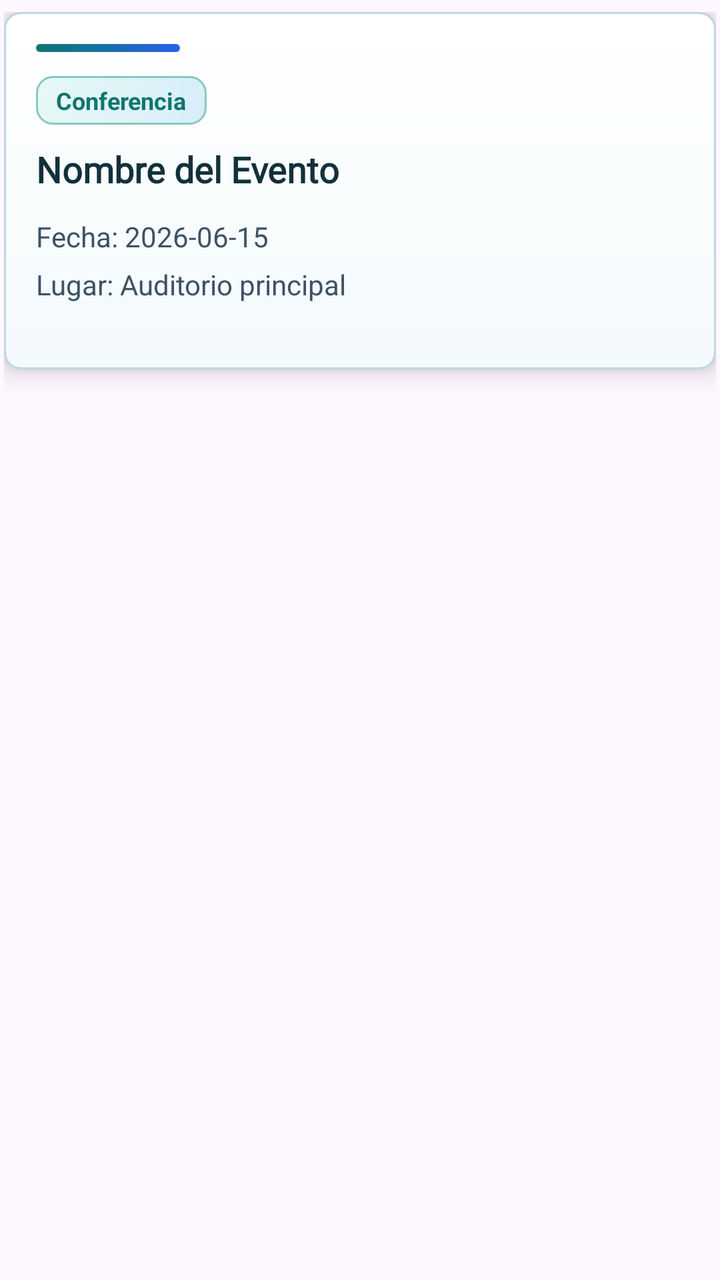
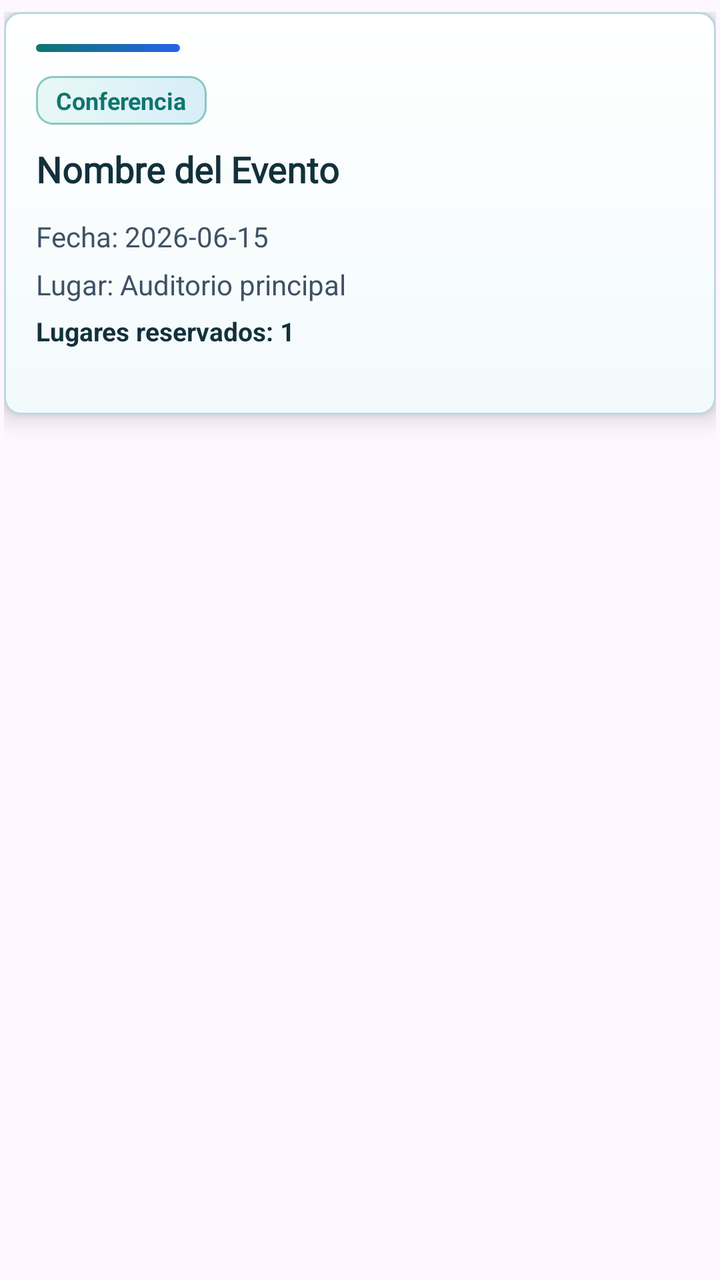

Screens rendered from an Android XML layout before and after an edit, with the pre-edit source and the edit as a unified diff.
<!-- AndroidManifest.xml: application theme Theme.AppJuan803 -->
<!-- res/layout/item_reservacion.xml -->
<?xml version="1.0" encoding="utf-8"?>
<LinearLayout xmlns:android="http://schemas.android.com/apk/res/android"
    xmlns:app="http://schemas.android.com/apk/res-auto"
    android:layout_width="match_parent"
    android:layout_height="wrap_content"
    android:orientation="vertical"
    android:paddingStart="2dp"
    android:paddingEnd="2dp"
    android:paddingTop="6dp"
    android:paddingBottom="6dp">

    <com.google.android.material.card.MaterialCardView
        android:id="@+id/cardView"
        android:layout_width="match_parent"
        android:layout_height="wrap_content"
        app:cardCornerRadius="8dp"
        app:cardElevation="7dp"
        app:cardBackgroundColor="#FFFFFFFF"
        app:strokeColor="#BFD6E4"
        app:strokeWidth="1dp"
        android:clickable="true"
        android:focusable="true"
        android:foreground="?attr/selectableItemBackground">

        <LinearLayout
            android:layout_width="match_parent"
            android:layout_height="wrap_content"
            android:orientation="vertical"
            android:padding="0dp">

            <LinearLayout
                android:layout_width="match_parent"
                android:layout_height="wrap_content"
                android:orientation="vertical"
                android:background="@drawable/res_card_premium"
                android:padding="16dp">

            <View
                android:layout_width="72dp"
                android:layout_height="4dp"
                android:background="@drawable/res_card_topline"
                android:layout_marginBottom="12dp" />

            <TextView
                android:id="@+id/tvTipoEvento"
                android:layout_width="wrap_content"
                android:layout_height="wrap_content"
                android:text="Conferencia"
                android:textSize="12sp"
                android:textStyle="bold"
                android:textColor="#0F766E"
                android:background="@drawable/res_chip"
                android:layout_marginBottom="10dp" />

            <TextView
                android:id="@+id/tvEvento"
                android:layout_width="match_parent"
                android:layout_height="wrap_content"
                android:text="Nombre del Evento"
                android:textSize="18sp"
                android:textStyle="bold"
                android:textColor="#12313B"
                android:fontFamily="@font/font_menu"
                android:layout_marginBottom="12dp" />

            <TextView
                android:id="@+id/tvFecha"
                android:layout_width="match_parent"
                android:layout_height="wrap_content"
                android:text="Fecha: 2026-06-15"
                android:textSize="14sp"
                android:textColor="#3E5265"
                android:layout_marginBottom="5dp" />

            <TextView
                android:id="@+id/tvLugar"
                android:layout_width="match_parent"
                android:layout_height="wrap_content"
                android:text="Lugar: Auditorio principal"
                android:textSize="14sp"
                android:textColor="#3E5265"
                android:layout_marginBottom="5dp" />

            <TextView
                android:id="@+id/tvUsuario"
                android:layout_width="match_parent"
                android:layout_height="wrap_content"
                android:text="Cliente: usuario@correo.com"
                android:textSize="13sp"
                android:textColor="#0F766E"
                android:textStyle="bold"
                android:layout_marginBottom="6dp"
                android:visibility="gone" />

            <TextView
                android:id="@+id/tvDescripcion"
                android:layout_width="match_parent"
                android:layout_height="wrap_content"
                android:text="Descripción del evento"
                android:textSize="13sp"
                android:textColor="#475569"
                android:lineSpacingExtra="2dp"
                android:layout_marginTop="6dp"
                android:background="@drawable/res_surface_alt"
                android:padding="10dp"
                android:visibility="gone" />

            <LinearLayout
                android:layout_width="match_parent"
                android:layout_height="wrap_content"
                android:orientation="horizontal"
                android:gravity="end"
                android:layout_marginTop="12dp">

                <androidx.appcompat.widget.AppCompatButton
                    android:id="@+id/btnEditar"
                    android:layout_width="wrap_content"
                    android:layout_height="38dp"
                    android:text="EDITAR"
                    android:textSize="12sp"
                    android:textStyle="bold"
                    android:paddingStart="14dp"
                    android:paddingEnd="14dp"
                    android:background="@drawable/res_button_secondary"
                    android:backgroundTint="@null"
                    android:textColor="#12313B"
                    android:elevation="2dp"
                    android:visibility="gone" />

                <androidx.appcompat.widget.AppCompatButton
                    android:id="@+id/btnEliminar"
                    android:layout_width="wrap_content"
                    android:layout_height="38dp"
                    android:text="ELIMINAR"
                    android:textSize="12sp"
                    android:textStyle="bold"
                    android:paddingStart="14dp"
                    android:paddingEnd="14dp"
                    android:background="@drawable/res_button_danger"
                    android:backgroundTint="@null"
                    android:textColor="@android:color/white"
                    android:elevation="2dp"
                    android:layout_marginStart="8dp"
                    android:visibility="gone" />
            </LinearLayout>
            </LinearLayout>
        </LinearLayout>
    </com.google.android.material.card.MaterialCardView>
</LinearLayout>
<!-- resources referenced by this layout -->
<resources>
  <!-- drawable res_button_secondary (drawable) -->
  <?xml version="1.0" encoding="utf-8"?>
  <selector xmlns:android="http://schemas.android.com/apk/res/android">
      <item android:state_enabled="false">
           <shape>
               <solid android:color="#D1D5DB" />
               <stroke
                   android:width="1dp"
                   android:color="#9CA3AF" />
               <corners android:radius="8dp" />
           </shape>
       </item>
      <item android:state_pressed="true">
           <shape>
               <gradient
                   android:startColor="#E0F2FE"
                   android:centerColor="#BAE6FD"
                   android:endColor="#7DD3C0"
                   android:angle="90" />
               <stroke
                   android:width="2dp"
                   android:color="#0D9488" />
               <corners android:radius="8dp" />
           </shape>
       </item>
      <item>
           <shape>
               <gradient
                   android:startColor="#F0F9FF"
                   android:centerColor="#E0F2FE"
                   android:endColor="#CFFAFE"
                   android:angle="90" />
               <stroke
                   android:width="2dp"
                   android:color="#7DD3C0" />
               <corners android:radius="8dp" />
           </shape>
       </item>
  </selector>
  <!-- drawable res_card_premium (drawable) -->
  <?xml version="1.0" encoding="utf-8"?>
  <layer-list xmlns:android="http://schemas.android.com/apk/res/android">
      <item>
          <shape>
              <solid android:color="#FFFFFFFF" />
              <stroke
                  android:width="1dp"
                  android:color="#C9DCE8" />
              <corners android:radius="8dp" />
          </shape>
      </item>
      <item android:left="1dp" android:right="1dp" android:top="1dp" android:bottom="1dp">
          <shape>
              <gradient
                  android:startColor="#FFFFFFFF"
                  android:endColor="#F3FAFC"
                  android:angle="270" />
              <corners android:radius="8dp" />
          </shape>
      </item>
  </layer-list>
  <!-- drawable res_card_topline (drawable) -->
  <?xml version="1.0" encoding="utf-8"?>
  <shape xmlns:android="http://schemas.android.com/apk/res/android">
      <gradient
          android:startColor="#0F766E"
          android:endColor="#2563EB"
          android:angle="0" />
      <corners android:radius="4dp" />
  </shape>
  <!-- drawable res_chip (drawable) -->
  <?xml version="1.0" encoding="utf-8"?>
  <shape xmlns:android="http://schemas.android.com/apk/res/android">
      <gradient
          android:startColor="#E7F8F6"
          android:endColor="#D7EEF8"
          android:angle="0" />
      <stroke
          android:width="1dp"
          android:color="#8AC7C1" />
      <corners android:radius="8dp" />
      <padding
          android:left="10dp"
          android:top="4dp"
          android:right="10dp"
          android:bottom="4dp" />
  </shape>
  <!-- drawable res_surface_alt (drawable) -->
  <?xml version="1.0" encoding="utf-8"?>
  <shape xmlns:android="http://schemas.android.com/apk/res/android">
      <solid android:color="#F0F8FA" />
      <stroke
          android:width="1dp"
          android:color="#CFE3EA" />
      <corners android:radius="8dp" />
  </shape>
  <style name="Theme.AppJuan803" parent="Base.Theme.AppJuan803" />
  <style name="Base.Theme.AppJuan803" parent="Theme.Material3.DayNight.NoActionBar">
          
          
      </style>
  <!-- unchanged entries left out for length: 1 -->
</resources>

<!-- the commit's change to res/layout/item_reservacion.xml (unified diff, before → after) -->
@@ -82,6 +82,16 @@
                 android:layout_marginBottom="5dp" />
 
             <TextView
+                android:id="@+id/tvCantidad"
+                android:layout_width="match_parent"
+                android:layout_height="wrap_content"
+                android:text="Lugares reservados: 1"
+                android:textSize="13sp"
+                android:textColor="#12313B"
+                android:textStyle="bold"
+                android:layout_marginBottom="5dp" />
+
+            <TextView
                 android:id="@+id/tvUsuario"
                 android:layout_width="match_parent"
                 android:layout_height="wrap_content"
